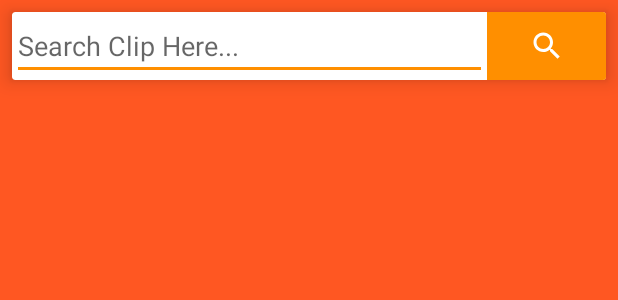
After one commit to mrbing47/Clipboard, an Android app: the layout activity_search.xml on its own in the app's theme, with its tools: preview values and no code run, on a phone screen of 412 x 824 dp. The commit adds this screen. Shown: the top 300 px of the screen. Run offline under Robolectric (Android 15) with nearby library versions, the phone set to English and light mode, and no system bars.

Commit message:
Added the Search functionality and Activity launch when notification is Clicked

```diff
--- a/app/src/main/AndroidManifest.xml
+++ b/app/src/main/AndroidManifest.xml
@@ -10,6 +10,7 @@
         android:roundIcon="@mipmap/ic_launcher_round"
         android:supportsRtl="true"
         android:theme="@style/AppTheme">
+        <activity android:name=".SearchActivity"></activity>
         <activity android:name=".EditActivity" />
         <activity android:name=".MainActivity">
             <intent-filter>
--- a/app/src/main/java/garg/sarthik/clipboard/ClipAdaptor.java
+++ b/app/src/main/java/garg/sarthik/clipboard/ClipAdaptor.java
@@ -120,8 +120,8 @@ public class ClipAdaptor extends RecyclerView.Adapter<ClipAdaptor.ViewHolder> {
                         ClipApplication.getClipDb().getClipDao().updateClip(clipList.get(position));
                         if (object instanceof Frag_Clip) {
                             ((Frag_Clip) object).updateOther();
-
-                        } else {
+                        }
+                        if (object instanceof Frag_Bookmark) {
                             ((Frag_Bookmark) object).update();
                             ((Frag_Bookmark) object).updateOther();
                         }
--- a/app/src/main/java/garg/sarthik/clipboard/MyForegroundService.java
+++ b/app/src/main/java/garg/sarthik/clipboard/MyForegroundService.java
@@ -56,11 +56,16 @@ public class MyForegroundService extends Service implements ClipboardManager.OnP
                 stopForeground,
                 PendingIntent.FLAG_UPDATE_CURRENT);
 
+        Intent notificationIntent = new Intent(this,MainActivity.class);
+        PendingIntent pIntent = PendingIntent.getActivity(this,47,notificationIntent,PendingIntent.FLAG_UPDATE_CURRENT);
+
+
         if (intent.hasExtra("KEY")) {
             stopService();
         }
 
         Notification notification = new NotificationCompat.Builder(this, CHANNEL_ID)
+                .setContentIntent(pIntent)
                 .setSmallIcon(R.drawable.ic_dashboard)
                 .setContentTitle("Clipboard is Running")
                 .setContentText("Clipboard is looking for all the copied data")
--- /dev/null
+++ b/app/src/main/res/drawable/ic_search_black.xml
@@ -0,0 +1,5 @@
+<vector android:height="24dp" android:tint="#070500"
+    android:viewportHeight="24.0" android:viewportWidth="24.0"
+    android:width="24dp" xmlns:android="http://schemas.android.com/apk/res/android">
+    <path android:fillColor="#FF000000" android:pathData="M15.5,14h-0.79l-0.28,-0.27C15.41,12.59 16,11.11 16,9.5 16,5.91 13.09,3 9.5,3S3,5.91 3,9.5 5.91,16 9.5,16c1.61,0 3.09,-0.59 4.23,-1.57l0.27,0.28v0.79l5,4.99L20.49,19l-4.99,-5zM9.5,14C7.01,14 5,11.99 5,9.5S7.01,5 9.5,5 14,7.01 14,9.5 11.99,14 9.5,14z"/>
+</vector>
--- /dev/null
+++ b/app/src/main/res/drawable/ic_search_white.xml
@@ -0,0 +1,5 @@
+<vector android:height="24dp" android:tint="#FFFFFF"
+    android:viewportHeight="24.0" android:viewportWidth="24.0"
+    android:width="24dp" xmlns:android="http://schemas.android.com/apk/res/android">
+    <path android:fillColor="#FF000000" android:pathData="M15.5,14h-0.79l-0.28,-0.27C15.41,12.59 16,11.11 16,9.5 16,5.91 13.09,3 9.5,3S3,5.91 3,9.5 5.91,16 9.5,16c1.61,0 3.09,-0.59 4.23,-1.57l0.27,0.28v0.79l5,4.99L20.49,19l-4.99,-5zM9.5,14C7.01,14 5,11.99 5,9.5S7.01,5 9.5,5 14,7.01 14,9.5 11.99,14 9.5,14z"/>
+</vector>
--- /dev/null
+++ b/app/src/main/res/layout/activity_search.xml
@@ -0,0 +1,44 @@
+<?xml version="1.0" encoding="utf-8"?>
+<LinearLayout xmlns:android="http://schemas.android.com/apk/res/android"
+    xmlns:card_view="http://schemas.android.com/apk/res-auto"
+    xmlns:tools="http://schemas.android.com/tools"
+    android:layout_width="match_parent"
+    android:layout_height="match_parent"
+    android:background="@color/background_color"
+    android:orientation="vertical"
+    tools:context=".SearchActivity">
+
+
+    <android.support.v7.widget.CardView
+        android:layout_width="match_parent"
+        android:layout_height="wrap_content"
+        android:layout_margin="8dp"
+        card_view:cardElevation="8dp">
+
+        <LinearLayout
+            android:layout_width="match_parent"
+            android:layout_height="wrap_content">
+
+            <EditText
+                android:id="@+id/etSearch"
+                android:layout_width="0dp"
+                android:layout_height="wrap_content"
+                android:layout_weight="4"
+                android:hint="Search Clip Here..." />
+
+            <ImageButton
+                android:id="@+id/btnSearch"
+                android:layout_width="0dp"
+                android:layout_height="match_parent"
+                android:layout_weight="1"
+                android:background="@color/colorPrimaryDark"
+                android:src="@drawable/ic_search_white" />
+        </LinearLayout>
+    </android.support.v7.widget.CardView>
+
+    <android.support.v7.widget.RecyclerView
+        android:id="@+id/rvSearch"
+        android:layout_width="match_parent"
+        android:layout_height="wrap_content" />
+
+</LinearLayout>
--- a/app/src/main/res/menu/menu_main.xml
+++ b/app/src/main/res/menu/menu_main.xml
@@ -19,6 +19,12 @@
         app:showAsAction="always">
         <menu>
             <item
+                android:id="@+id/miSearch"
+                android:icon="@drawable/ic_search_black"
+                android:title="Search"
+                app:showAsAction="ifRoom" />
+
+            <item
                 android:id="@+id/miDelete"
                 android:icon="@drawable/ic_delete_black"
                 android:title="Delete"
```
Also changed, not shown: app/src/main/java/garg/sarthik/clipboard/MainActivity.java (+22 -4 lines), app/src/main/java/garg/sarthik/clipboard/SearchActivity.java (added, +81 -0 lines), app/src/main/res/layout/activity_bookmark.xml (deleted, +0 -27 lines).
